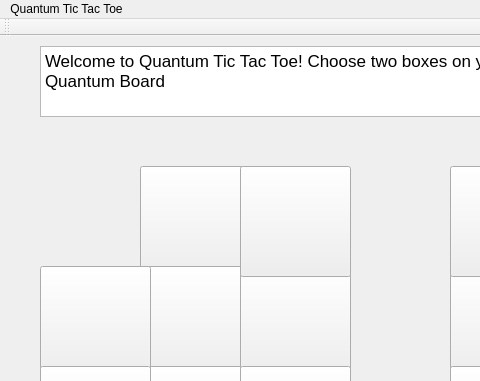
funtowrite/quantumttt, file mainwindow.ui: the form before one commit; both pictures show x 0 to 480 and y 0 to 381 of the 833 by 645 pixel window.
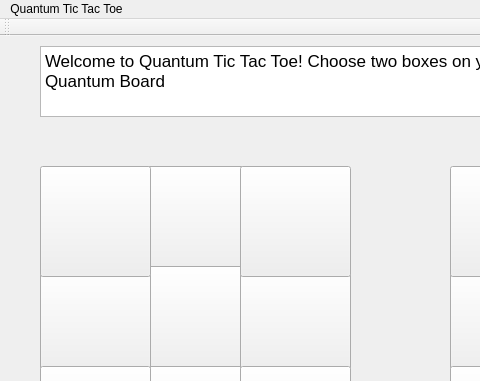
The form after the commit.

Patch:
```diff
--- a/mainwindow.ui
+++ b/mainwindow.ui
@@ -206,7 +206,7 @@
      </rect>
     </property>
     <property name="styleSheet">
-     <string notr="true">border: None</string>
+     <string notr="true"/>
     </property>
     <property name="text">
      <string/>
```
